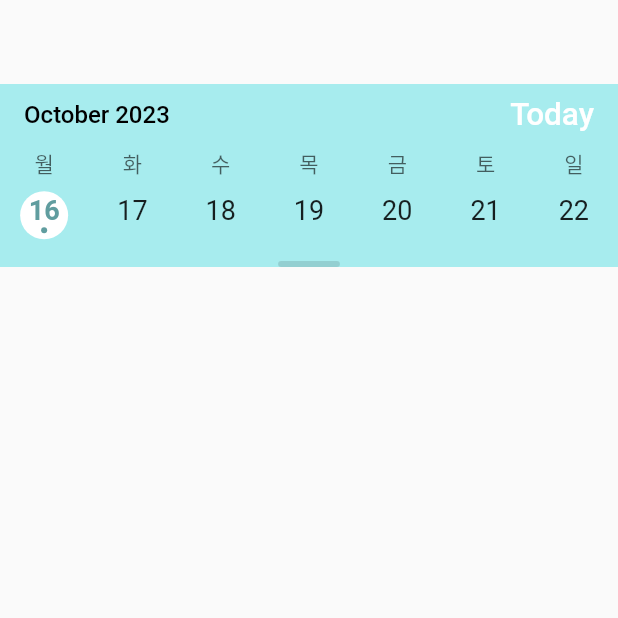
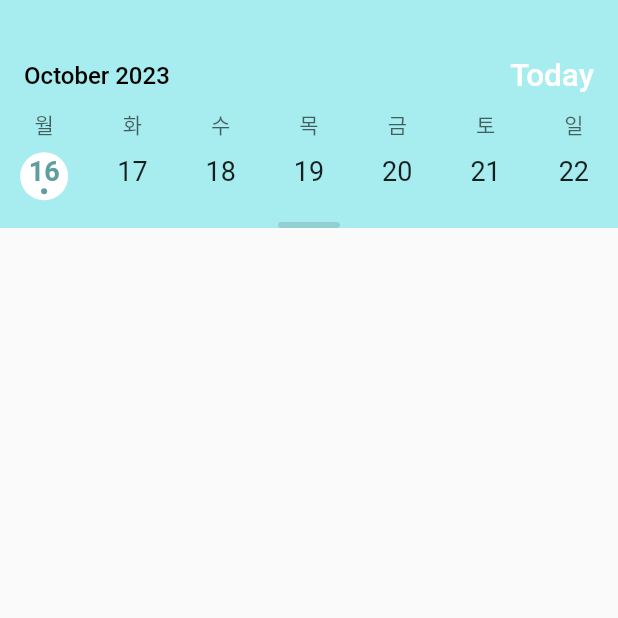
Before and after one commit to team-KooFit/koofit-front, a Flutter app: the screen it shows after launch, on a phone screen of 412 x 824 dp, the top half of it. Run offline on Flutter 3.47's test engine with Material 2 defaults, Android fonts, the phone set to English and light mode, and no system bars; our stand-ins replace flutter_screenutil, get.

Commit message:
Add Padding on Screen Top

```diff
--- a/koofit/lib/diet/diet_screen.dart
+++ b/koofit/lib/diet/diet_screen.dart
@@ -22,10 +22,6 @@ class _DietScreenState extends State<DietScreen> {
     final theme = Theme.of(context);
 
     return Scaffold(
-      appBar: AppBar(
-        backgroundColor: Colors.transparent,
-        elevation: 0,
-      ),
       body: Builder(builder: (context) {
         return Column(
           mainAxisSize: MainAxisSize.max,
@@ -47,7 +43,6 @@ class _DietScreenState extends State<DietScreen> {
                       fontSize: 12,
                       color: Colors.black87,
                       fontWeight: FontWeight.w200),
-
                 ),
                 // primaryColor: Palette.mainSkyBlue,
                 // highlightColor: const Color.fromARGB(255, 179, 124, 124),
@@ -70,7 +65,6 @@ class _DietScreenState extends State<DietScreen> {
                     color: Colors.white,
                     fontWeight: FontWeight.w500,
                     fontSize: 21),
-
               ),
             ),
           ],
--- a/koofit/lib/widget/advanced_calender_lib/advanced_calendar_src/week_days.dart
+++ b/koofit/lib/widget/advanced_calender_lib/advanced_calendar_src/week_days.dart
@@ -29,7 +29,7 @@ class WeekDays extends StatelessWidget {
           return DateBox(
             child: Text(
               weekNames[index],
-              style: TextStyle(fontWeight: FontWeight.w500),
+              style: const TextStyle(fontWeight: FontWeight.w500),
             ),
           );
         }),
--- a/koofit/lib/widget/advanced_calender_lib/advanced_calendar_src/widget.dart
+++ b/koofit/lib/widget/advanced_calender_lib/advanced_calendar_src/widget.dart
@@ -185,6 +185,7 @@ class _AdvancedCalendarState extends State<AdvancedCalendar>
               mainAxisAlignment: MainAxisAlignment.start,
               crossAxisAlignment: CrossAxisAlignment.start,
               children: [
+                const Padding(padding: EdgeInsets.all(15)),
                 ValueListenableBuilder<int>(
                   valueListenable: _monthViewCurrentPage,
                   builder: (_, value, __) {
```
